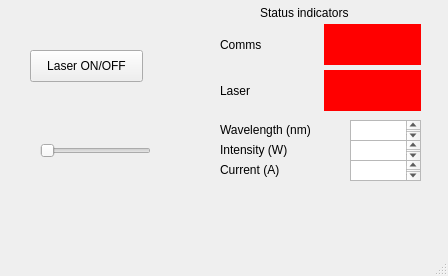
Old version of the form laser_gui.ui in the repository maltissimo/LTPy.
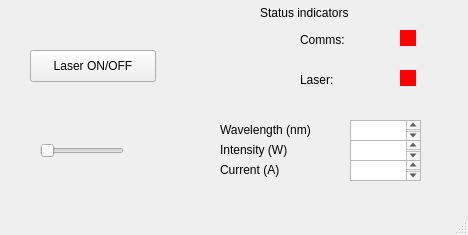
New version of the form. Custom widgets are drawn as their Qt base class.

What changed in the file:
```diff
--- a/laser_gui.ui
+++ b/laser_gui.ui
@@ -6,8 +6,8 @@
    <rect>
     <x>0</x>
     <y>0</y>
-    <width>448</width>
-    <height>276</height>
+    <width>468</width>
+    <height>235</height>
    </rect>
   </property>
   <property name="windowTitle">
@@ -25,8 +25,8 @@
      <rect>
       <x>220</x>
       <y>0</y>
-      <width>211</width>
-      <height>191</height>
+      <width>201</width>
+      <height>184</height>
      </rect>
     </property>
     <widget class="MyLabel" name="indicators">
@@ -111,63 +111,63 @@
       </rect>
      </property>
     </widget>
-    <widget class="QWidget" name="">
+    <widget class="MyIndicator" name="comms_onoff">
      <property name="geometry">
       <rect>
-       <x>0</x>
+       <x>180</x>
+       <y>30</y>
+       <width>16</width>
+       <height>16</height>
+      </rect>
+     </property>
+     <property name="styleSheet">
+      <string notr="true">QLabel{background-color: red;}</string>
+     </property>
+     <property name="text">
+      <string/>
+     </property>
+    </widget>
+    <widget class="MyLabel" name="comms_label">
+     <property name="geometry">
+      <rect>
+       <x>80</x>
+       <y>30</y>
+       <width>61</width>
+       <height>20</height>
+      </rect>
+     </property>
+     <property name="text">
+      <string>Comms:</string>
+     </property>
+    </widget>
+    <widget class="MyLabel" name="laser_label">
+     <property name="geometry">
+      <rect>
+       <x>80</x>
        <y>70</y>
-       <width>201</width>
-       <height>41</height>
+       <width>61</width>
+       <height>20</height>
       </rect>
      </property>
-     <layout class="QHBoxLayout" name="horizontalLayout">
-      <item>
-       <widget class="MyLabel" name="laser_label">
-        <property name="text">
-         <string>Laser</string>
-        </property>
-       </widget>
-      </item>
-      <item>
-       <widget class="MyIndicator" name="laser_onoff">
-        <property name="styleSheet">
-         <string notr="true">QLabel{background-color: red;}</string>
-        </property>
-        <property name="text">
-         <string/>
-        </property>
-       </widget>
-      </item>
-     </layout>
+     <property name="text">
+      <string>Laser:</string>
+     </property>
     </widget>
-    <widget class="QWidget" name="">
+    <widget class="MyIndicator" name="laser_onoff">
      <property name="geometry">
       <rect>
-       <x>0</x>
-       <y>24</y>
-       <width>201</width>
-       <height>41</height>
+       <x>180</x>
+       <y>70</y>
+       <width>16</width>
+       <height>16</height>
       </rect>
      </property>
-     <layout class="QHBoxLayout" name="horizontalLayout_2">
-      <item>
-       <widget class="MyLabel" name="comms_label">
-        <property name="text">
-         <string>Comms</string>
-        </property>
-       </widget>
-      </item>
-      <item>
-       <widget class="MyIndicator" name="comms_onoff">
-        <property name="styleSheet">
-         <string notr="true">QLabel{background-color: red;}</string>
-        </property>
-        <property name="text">
-         <string/>
-        </property>
-       </widget>
-      </item>
-     </layout>
+     <property name="styleSheet">
+      <string notr="true">QLabel{background-color: red;}</string>
+     </property>
+     <property name="text">
+      <string/>
+     </property>
     </widget>
    </widget>
    <widget class="MyPushButton" name="pushButton">
@@ -175,7 +175,7 @@
      <rect>
       <x>30</x>
       <y>50</y>
-      <width>113</width>
+      <width>126</width>
       <height>32</height>
      </rect>
     </property>
@@ -188,7 +188,7 @@
      <rect>
       <x>40</x>
       <y>140</y>
-      <width>111</width>
+      <width>84</width>
       <height>22</height>
      </rect>
     </property>
```
Left out of the diff: 10 changed lines with no effect on the pictures.
